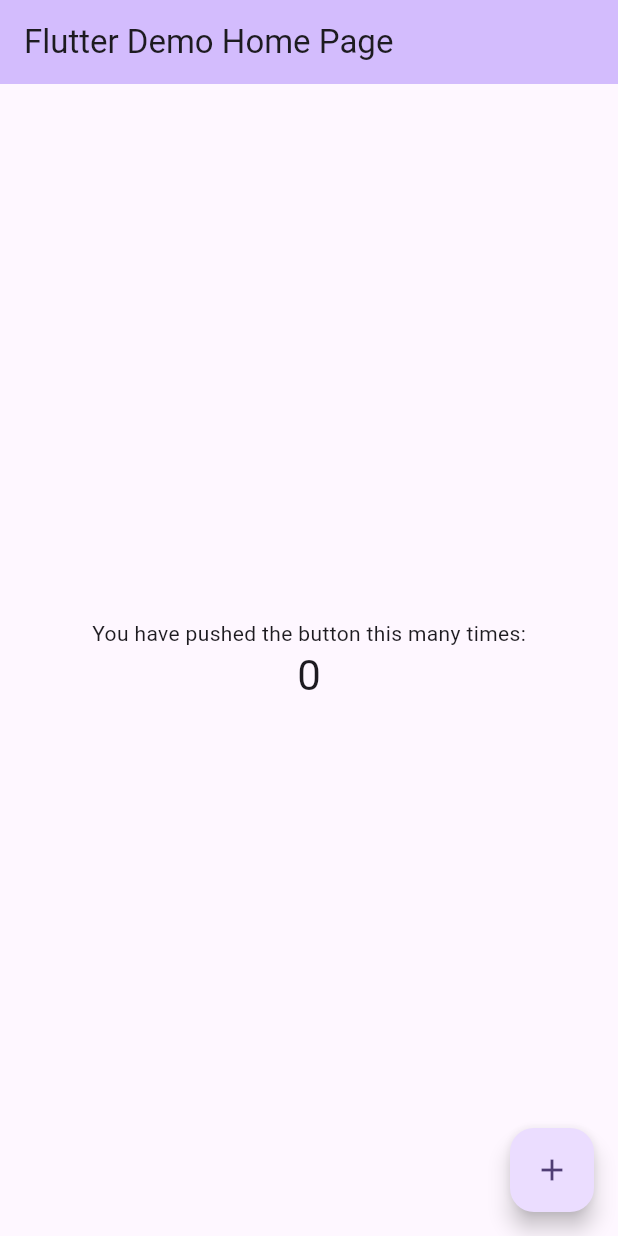
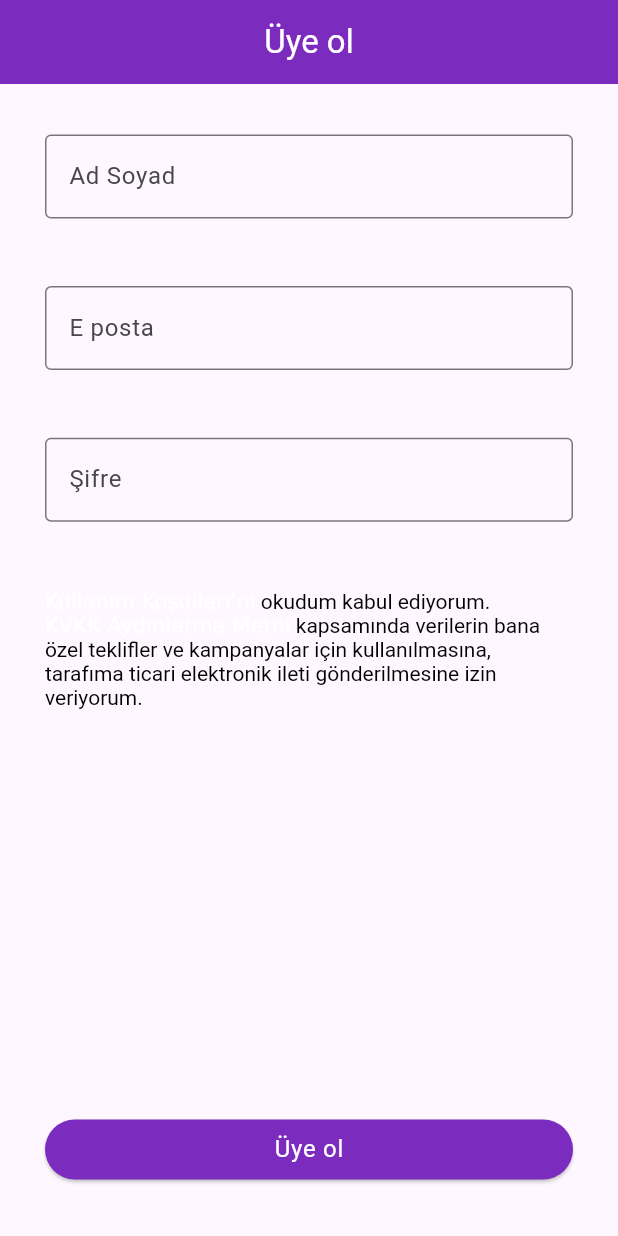
Before and after one commit to lewisVailed/TatlimiGetir, a Flutter app: the screen it shows after launch, on a phone screen of 412 x 824 dp. Run offline on Flutter 3.47's test engine with Material 3 defaults, Android fonts, the phone set to English and light mode, and no system bars; statements that could not run were skipped.

Commit message:
sign in screen loaded

```diff
--- a/Flutter/getir_clone_app/lib/main.dart
+++ b/Flutter/getir_clone_app/lib/main.dart
@@ -1,4 +1,6 @@
 import 'package:flutter/material.dart';
+import 'package:flutter/services.dart';
+import 'package:getir_clone_app/views/login_page.dart';
 
 void main() {
   runApp(const MyApp());
@@ -7,119 +9,30 @@
 class MyApp extends StatelessWidget {
   const MyApp({super.key});
 
-  // This widget is the root of your application.
   @override
   Widget build(BuildContext context) {
     return MaterialApp(
       title: 'Flutter Demo',
+      debugShowCheckedModeBanner: false,
       theme: ThemeData(
-        // This is the theme of your application.
-        //
-        // TRY THIS: Try running your application with "flutter run". You'll see
-        // the application has a purple toolbar. Then, without quitting the app,
-        // try changing the seedColor in the colorScheme below to Colors.green
-        // and then invoke "hot reload" (save your changes or press the "hot
-        // reload" button in a Flutter-supported IDE, or press "r" if you used
-        // the command line to start the app).
-        //
-        // Notice that the counter didn't reset back to zero; the application
-        // state is not lost during the reload. To reset the state, use hot
-        // restart instead.
-        //
-        // This works for code too, not just values: Most code changes can be
-        // tested with just a hot reload.
+        appBarTheme: AppBarTheme(
+          color: const Color(0xff7b2cbf),
+          centerTitle: true,
+          elevation: 0,
+          systemOverlayStyle:const SystemUiOverlayStyle(statusBarColor: Color(0xff5a189a)),
+          titleTextStyle: Theme.of(context).textTheme.titleLarge?.copyWith(
+            color: Colors.white
+          )
+        ),
+        inputDecorationTheme: const InputDecorationTheme(
+          border: OutlineInputBorder(
+            borderRadius: BorderRadius.all(Radius.circular(4))
+          )
+        ),
         colorScheme: ColorScheme.fromSeed(seedColor: Colors.deepPurple),
         useMaterial3: true,
       ),
-      home: const MyHomePage(title: 'Flutter Demo Home Page'),
+      home: const LoginPage(),
     );
   }
 }
-
-class MyHomePage extends StatefulWidget {
-  const MyHomePage({super.key, required this.title});
-
-  // This widget is the home page of your application. It is stateful, meaning
-  // that it has a State object (defined below) that contains fields that affect
-  // how it looks.
-
-  // This class is the configuration for the state. It holds the values (in this
-  // case the title) provided by the parent (in this case the App widget) and
-  // used by the build method of the State. Fields in a Widget subclass are
-  // always marked "final".
-
-  final String title;
-
-  @override
-  State<MyHomePage> createState() => _MyHomePageState();
-}
-
-class _MyHomePageState extends State<MyHomePage> {
-  int _counter = 0;
-
-  void _incrementCounter() {
-    setState(() {
-      // This call to setState tells the Flutter framework that something has
-      // changed in this State, which causes it to rerun the build method below
-      // so that the display can reflect the updated values. If we changed
-      // _counter without calling setState(), then the build method would not be
-      // called again, and so nothing would appear to happen.
-      _counter++;
-    });
-  }
-
-  @override
-  Widget build(BuildContext context) {
-    // This method is rerun every time setState is called, for instance as done
-    // by the _incrementCounter method above.
-    //
-    // The Flutter framework has been optimized to make rerunning build methods
-    // fast, so that you can just rebuild anything that needs updating rather
-    // than having to individually change instances of widgets.
-    return Scaffold(
-      appBar: AppBar(
-        // TRY THIS: Try changing the color here to a specific color (to
-        // Colors.amber, perhaps?) and trigger a hot reload to see the AppBar
-        // change color while the other colors stay the same.
-        backgroundColor: Theme.of(context).colorScheme.inversePrimary,
-        // Here we take the value from the MyHomePage object that was created by
-        // the App.build method, and use it to set our appbar title.
-        title: Text(widget.title),
-      ),
-      body: Center(
-        // Center is a layout widget. It takes a single child and positions it
-        // in the middle of the parent.
-        child: Column(
-          // Column is also a layout widget. It takes a list of children and
-          // arranges them vertically. By default, it sizes itself to fit its
-          // children horizontally, and tries to be as tall as its parent.
-          //
-          // Column has various properties to control how it sizes itself and
-          // how it positions its children. Here we use mainAxisAlignment to
-          // center the children vertically; the main axis here is the vertical
-          // axis because Columns are vertical (the cross axis would be
-          // horizontal).
-          //
-          // TRY THIS: Invoke "debug painting" (choose the "Toggle Debug Paint"
-          // action in the IDE, or press "p" in the console), to see the
-          // wireframe for each widget.
-          mainAxisAlignment: MainAxisAlignment.center,
-          children: <Widget>[
-            const Text(
-              'You have pushed the button this many times:',
-            ),
-            Text(
-              '$_counter',
-              style: Theme.of(context).textTheme.headlineMedium,
-            ),
-          ],
-        ),
-      ),
-      floatingActionButton: FloatingActionButton(
-        onPressed: _incrementCounter,
-        tooltip: 'Increment',
-        child: const Icon(Icons.add),
-      ), // This trailing comma makes auto-formatting nicer for build methods.
-    );
-  }
-}
--- /dev/null
+++ b/Flutter/getir_clone_app/lib/views/login_page.dart
@@ -0,0 +1,108 @@
+import 'package:flutter/cupertino.dart';
+import 'package:flutter/gestures.dart';
+import 'package:flutter/material.dart';
+import 'package:flutter/widgets.dart';
+
+class LoginPage extends StatefulWidget {
+  const LoginPage({super.key});
+
+  @override
+  State<LoginPage> createState() => _LoginPageState();
+}
+
+class _LoginPageState extends State<LoginPage> {
+  @override
+  Widget build(BuildContext context) {
+    return Scaffold(
+      appBar: AppBar(
+        title: const Text("Üye ol"),
+      ),
+      body: Padding(
+        padding:  const EdgeInsets.symmetric(horizontal: 30),
+        child: Column(
+          crossAxisAlignment: CrossAxisAlignment.start,
+          children: [
+            const Spacer(flex: 1,),
+            const Expanded(
+              flex: 3,
+              child: textField(hintText: "Ad Soyad",)),
+            const Expanded(
+              flex: 3,
+              child: textField(hintText: "E posta",inputType: TextInputType.emailAddress,)),
+            const Expanded(
+              flex: 3,
+              child: textField(hintText: "Şifre",obscureText: true,)),
+            _richText(text1: "Kullanım Koşulları'nı",text2: " okudum kabul ediyorum.",),
+
+            _richText(text1: "KVKK Aydınlatma Metni", text2: " kapsamında verilerin bana özel teklifler ve kampanyalar için kullanılmasına, tarafıma ticari elektronik ileti gönderilmesine izin veriyorum."),
+            const Spacer(flex: 8,),
+            SizedBox(
+              width: MediaQuery.of(context).size.width,
+              child: ElevatedButton(
+                onPressed: () {
+
+                },
+                style: ElevatedButton.styleFrom(
+                  backgroundColor: const Color(0xff7b2cbf)
+                ),
+                child:  Text("Üye ol",style: Theme.of(context).textTheme.bodyLarge?.copyWith(color: Colors.white),),),
+            ),
+            const Spacer(flex: 1,)
+          ],
+        ),
+      ),
+    );
+  }
+}
+
+class _richText extends StatelessWidget {
+  const _richText({
+    super.key, required this.text1, required this.text2,
+  });
+  final String text1;
+  final String text2;
+  @override
+  Widget build(BuildContext context) {
+    return RichText(
+      text: TextSpan(
+        text: text1,
+        recognizer: Gesture
+        style: Theme.of(context).textTheme.bodyMedium?.copyWith(
+          color: Colors.purple[900],
+          fontWeight: FontWeight.bold
+        ),
+        children:  <TextSpan>[
+          TextSpan(
+            text: text2,
+            style: const TextStyle(color: Colors.black)
+          ),
+        ]
+
+      )
+    );
+  }
+}
+
+class textField extends StatelessWidget {
+  const textField({
+    super.key,
+    required this.hintText,
+    this.inputType = TextInputType.name,
+    this.obscureText = false,
+  });
+  final String hintText;
+  final bool obscureText;
+  final TextInputType inputType;
+
+  @override
+  Widget build(BuildContext context) {
+    return TextField(
+      decoration: InputDecoration(
+        hintText: hintText,
+
+      ),
+      obscureText: obscureText,
+      keyboardType: inputType,
+    );
+  }
+}
--- a/Flutter/getir_clone_app/pubspec.yaml
+++ b/Flutter/getir_clone_app/pubspec.yaml
@@ -30,7 +30,7 @@
 dependencies:
   flutter:
     sdk: flutter
-
+  url_launcher: ^6.2.6
 
   # The following adds the Cupertino Icons font to your application.
   # Use with the CupertinoIcons class for iOS style icons.
```
Also changed, not shown: Flutter/getir_clone_app/pubspec.lock, 5 other files.
